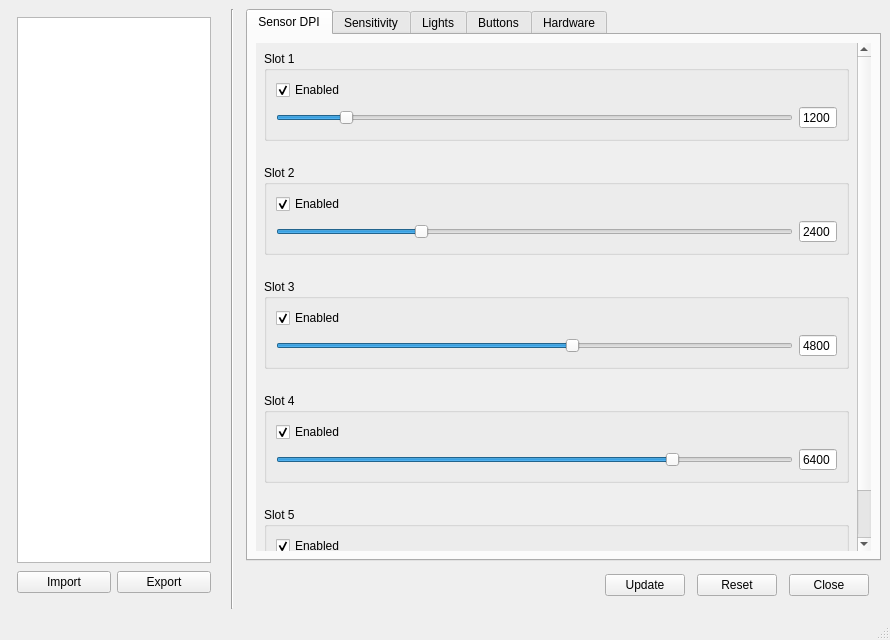
Before: the Qt Designer form rtmainwindow.ui in britus/RoccatTyon, drawn with Qt 5.
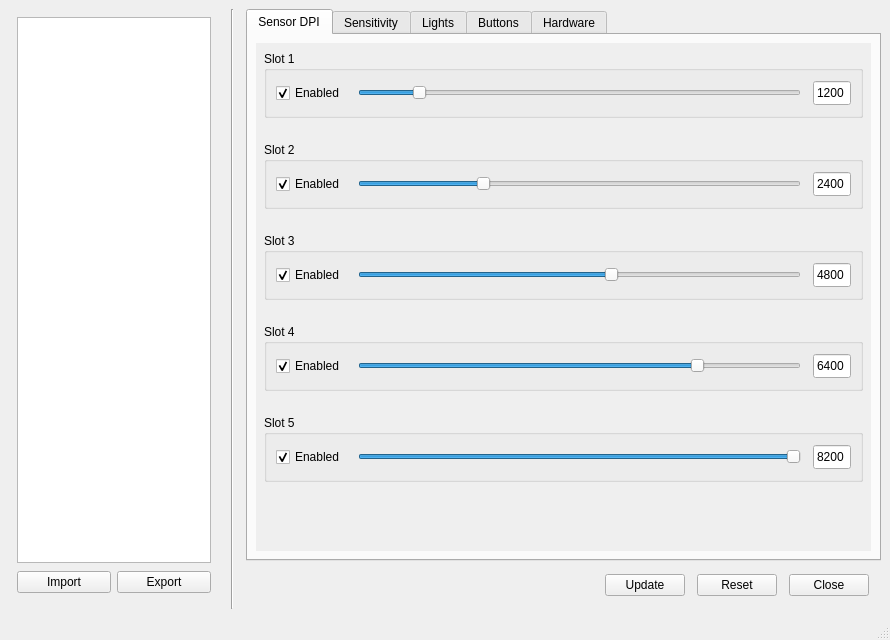
After: the same form once the commit is applied. The open tabs and pages were chosen to show the change. Icons and pictures are not drawn.

Patch:
```diff
--- a/rtmainwindow.ui
+++ b/rtmainwindow.ui
@@ -242,9 +242,9 @@
                  <property name="geometry">
                   <rect>
                    <x>0</x>
-                   <y>-99</y>
-                   <width>594</width>
-                   <height>562</height>
+                   <y>0</y>
+                   <width>609</width>
+                   <height>463</height>
                   </rect>
                  </property>
                  <layout class="QVBoxLayout" name="verticalLayout_6">
@@ -287,8 +287,23 @@
                         <string>Slot 1</string>
                        </property>
                        <layout class="QGridLayout" name="gridLayout_2">
-                        <item row="1" column="1">
+                        <property name="spacing">
+                         <number>12</number>
+                        </property>
+                        <item row="1" column="2">
                          <widget class="QSpinBox" name="edDpiSlot1">
+                          <property name="minimumSize">
+                           <size>
+                            <width>0</width>
+                            <height>26</height>
+                           </size>
+                          </property>
+                          <property name="maximumSize">
+                           <size>
+                            <width>16777215</width>
+                            <height>26</height>
+                           </size>
+                          </property>
                           <property name="alignment">
                            <set>Qt::AlignmentFlag::AlignRight|Qt::AlignmentFlag::AlignTrailing|Qt::AlignmentFlag::AlignVCenter</set>
                           </property>
@@ -312,8 +327,20 @@
                           </property>
                          </widget>
                         </item>
-                        <item row="1" column="0">
+                        <item row="1" column="1">
                          <widget class="QSlider" name="hsDpiSlot1">
+                          <property name="minimumSize">
+                           <size>
+                            <width>0</width>
+                            <height>26</height>
+                           </size>
+                          </property>
+                          <property name="maximumSize">
+                           <size>
+                            <width>16777215</width>
+                            <height>26</height>
+                           </size>
+                          </property>
                           <property name="minimum">
                            <number>200</number>
                           </property>
@@ -334,8 +361,20 @@
                           </property>
                          </widget>
                         </item>
-                        <item row="0" column="0" colspan="2">
+                        <item row="1" column="0">
                          <widget class="QCheckBox" name="cbxDpiSlot1">
+                          <property name="minimumSize">
+                           <size>
+                            <width>0</width>
+                            <height>26</height>
+                           </size>
+                          </property>
+                          <property name="maximumSize">
+                           <size>
+                            <width>16777215</width>
+                            <height>26</height>
+                           </size>
+                          </property>
                           <property name="text">
                            <string>Enabled</string>
                           </property>
@@ -353,8 +392,23 @@
                         <string>Slot 2</string>
                        </property>
                        <layout class="QGridLayout" name="gridLayout_3">
-                        <item row="1" column="1">
+                        <property name="spacing">
+                         <number>12</number>
+                        </property>
+                        <item row="1" column="2">
                          <widget class="QSpinBox" name="edDpiSlot2">
+                          <property name="minimumSize">
+                           <size>
+                            <width>0</width>
+                            <height>26</height>
+                           </size>
+                          </property>
+                          <property name="maximumSize">
+                           <size>
+                            <width>16777215</width>
+                            <height>26</height>
+                           </size>
+                          </property>
                           <property name="alignment">
                            <set>Qt::AlignmentFlag::AlignRight|Qt::AlignmentFlag::AlignTrailing|Qt::AlignmentFlag::AlignVCenter</set>
                           </property>
@@ -378,8 +432,20 @@
                           </property>
                          </widget>
                         </item>
-                        <item row="1" column="0">
+                        <item row="1" column="1">
                          <widget class="QSlider" name="hsDpiSlot2">
+                          <property name="minimumSize">
+                           <size>
+                            <width>0</width>
+                            <height>26</height>
+                           </size>
+                          </property>
+                          <property name="maximumSize">
+                           <size>
+                            <width>16777215</width>
+                            <height>26</height>
+                           </size>
+                          </property>
                           <property name="minimum">
                            <number>200</number>
                           </property>
@@ -406,8 +472,20 @@
                           </property>
                          </widget>
                         </item>
-                        <item row="0" column="0" colspan="2">
+                        <item row="1" column="0">
                          <widget class="QCheckBox" name="cbxDpiSlot2">
+                          <property name="minimumSize">
+                           <size>
+                            <width>0</width>
+                            <height>26</height>
+                           </size>
+                          </property>
+                          <property name="maximumSize">
+                           <size>
+                            <width>16777215</width>
+                            <height>26</height>
+                           </size>
+                          </property>
                           <property name="text">
                            <string>Enabled</string>
                           </property>
@@ -425,8 +503,23 @@
                         <string>Slot 3</string>
                        </property>
                        <layout class="QGridLayout" name="gridLayout_4">
-                        <item row="1" column="1">
+                        <property name="spacing">
+                         <number>12</number>
+                        </property>
+                        <item row="1" column="2">
                          <widget class="QSpinBox" name="edDpiSlot3">
+                          <property name="minimumSize">
+                           <size>
+                            <width>0</width>
+                            <height>26</height>
+                           </size>
+                          </property>
+                          <property name="maximumSize">
+                           <size>
+                            <width>16777215</width>
+                            <height>26</height>
+                           </size>
+                          </property>
                           <property name="alignment">
                            <set>Qt::AlignmentFlag::AlignRight|Qt::AlignmentFlag::AlignTrailing|Qt::AlignmentFlag::AlignVCenter</set>
                           </property>
@@ -450,8 +543,20 @@
                           </property>
                          </widget>
                         </item>
-                        <item row="1" column="0">
+                        <item row="1" column="1">
                          <widget class="QSlider" name="hsDpiSlot3">
+                          <property name="minimumSize">
+                           <size>
+                            <width>0</width>
+                            <height>26</height>
+                           </size>
+                          </property>
+                          <property name="maximumSize">
+                           <size>
+                            <width>16777215</width>
+                            <height>26</height>
+                           </size>
+                          </property>
                           <property name="minimum">
                            <number>200</number>
                           </property>
@@ -472,8 +577,20 @@
                           </property>
                          </widget>
                         </item>
-                        <item row="0" column="0" colspan="2">
+                        <item row="1" column="0">
                          <widget class="QCheckBox" name="cbxDpiSlot3">
+                          <property name="minimumSize">
+                           <size>
+                            <width>0</width>
+                            <height>26</height>
+                           </size>
+                          </property>
+                          <property name="maximumSize">
+                           <size>
+                            <width>16777215</width>
+                            <height>26</height>
+                           </size>
+                          </property>
                           <property name="text">
                            <string>Enabled</string>
                           </property>
@@ -491,33 +608,23 @@
                         <string>Slot 4</string>
                        </property>
                        <layout class="QGridLayout" name="gridLayout_5">
+                        <property name="spacing">
+                         <number>12</number>
+                        </property>
                         <item row="1" column="1">
-                         <widget class="QSpinBox" name="edDpiSlot4">
-                          <property name="alignment">
-                           <set>Qt::AlignmentFlag::AlignRight|Qt::AlignmentFlag::AlignTrailing|Qt::AlignmentFlag::AlignVCenter</set>
-                          </property>
-                          <property name="buttonSymbols">
-                           <enum>QAbstractSpinBox::ButtonSymbols::NoButtons</enum>
-                          </property>
-                          <property name="accelerated">
-                           <bool>true</bool>
-                          </property>
-                          <property name="minimum">
-                           <number>200</number>
-                          </property>
-                          <property name="maximum">
-                           <number>8200</number>
-                          </property>
-                          <property name="singleStep">
-                           <number>200</number>
-                          </property>
-                          <property name="value">
-                           <number>6400</number>
-                          </property>
-                         </widget>
-                        </item>
-                        <item row="1" column="0">
                          <widget class="QSlider" name="hsDpiSlot4">
+                          <property name="minimumSize">
+                           <size>
+                            <width>0</width>
+                            <height>26</height>
+                           </size>
+                          </property>
+                          <property name="maximumSize">
+                           <size>
+                            <width>16777215</width>
+                            <height>26</height>
+                           </size>
+                          </property>
                           <property name="minimum">
                            <number>200</number>
                           </property>
@@ -538,8 +645,57 @@
                           </property>
                          </widget>
                         </item>
-                        <item row="0" column="0" colspan="2">
+                        <item row="1" column="2">
+                         <widget class="QSpinBox" name="edDpiSlot4">
+                          <property name="minimumSize">
+                           <size>
+                            <width>0</width>
+                            <height>26</height>
+                           </size>
+                          </property>
+                          <property name="maximumSize">
+                           <size>
+                            <width>16777215</width>
+                            <height>26</height>
+                           </size>
+                          </property>
+                          <property name="alignment">
+                           <set>Qt::AlignmentFlag::AlignRight|Qt::AlignmentFlag::AlignTrailing|Qt::AlignmentFlag::AlignVCenter</set>
+                          </property>
+                          <property name="buttonSymbols">
+                           <enum>QAbstractSpinBox::ButtonSymbols::NoButtons</enum>
+                          </property>
+                          <property name="accelerated">
+                           <bool>true</bool>
+                          </property>
+                          <property name="minimum">
+                           <number>200</number>
+                          </property>
+                          <property name="maximum">
+                           <number>8200</number>
+                          </property>
+                          <property name="singleStep">
+                           <number>200</number>
+                          </property>
+                          <property name="value">
+                           <number>6400</number>
+                          </property>
+                         </widget>
+                        </item>
+                        <item row="1" column="0">
                          <widget class="QCheckBox" name="cbxDpiSlot4">
+                          <property name="minimumSize">
+                           <size>
+                            <width>0</width>
+                            <height>26</height>
+                           </size>
+                          </property>
+                          <property name="maximumSize">
+                           <size>
+                            <width>16777215</width>
+                            <height>26</height>
+                           </size>
+                          </property>
                           <property name="text">
                            <string>Enabled</string>
                           </property>
@@ -557,33 +713,23 @@
                         <string>Slot 5</string>
                        </property>
                        <layout class="QGridLayout" name="gridLayout_6">
+                        <property name="spacing">
+                         <number>12</number>
+                        </property>
                         <item row="1" column="1">
-                         <widget class="QSpinBox" name="edDpiSlot5">
-                          <property name="alignment">
-                           <set>Qt::AlignmentFlag::AlignRight|Qt::AlignmentFlag::AlignTrailing|Qt::AlignmentFlag::AlignVCenter</set>
-                          </property>
-                          <property name="buttonSymbols">
-                           <enum>QAbstractSpinBox::ButtonSymbols::NoButtons</enum>
-                          </property>
-                          <property name="accelerated">
-                           <bool>true</bool>
-                          </property>
-                          <property name="minimum">
-                           <number>200</number>
-                          </property>
-                          <property name="maximum">
-                           <number>8200</number>
-                          </property>
-                          <property name="singleStep">
-                           <number>200</number>
-                          </property>
-                          <property name="value">
-                           <number>8200</number>
-                          </property>
-                         </widget>
-                        </item>
-                        <item row="1" column="0">
                          <widget class="QSlider" name="hsDpiSlot5">
+                          <property name="minimumSize">
+                           <size>
+                            <width>0</width>
+                            <height>26</height>
+                           </size>
+                          </property>
+                          <property name="maximumSize">
+                           <size>
+                            <width>16777215</width>
+                            <height>26</height>
+                           </size>
+                          </property>
                           <property name="minimum">
                            <number>200</number>
                           </property>
@@ -604,8 +750,57 @@
                           </property>
                          </widget>
                         </item>
-                        <item row="0" column="0" colspan="2">
+                        <item row="1" column="2">
+                         <widget class="QSpinBox" name="edDpiSlot5">
+                          <property name="minimumSize">
+                           <size>
+                            <width>0</width>
+                            <height>26</height>
+                           </size>
+                          </property>
+                          <property name="maximumSize">
+                           <size>
+                            <width>16777215</width>
+                            <height>26</height>
+                           </size>
+                          </property>
+                          <property name="alignment">
+                           <set>Qt::AlignmentFlag::AlignRight|Qt::AlignmentFlag::AlignTrailing|Qt::AlignmentFlag::AlignVCenter</set>
+                          </property>
+                          <property name="buttonSymbols">
+                           <enum>QAbstractSpinBox::ButtonSymbols::NoButtons</enum>
+                          </property>
+                          <property name="accelerated">
+                           <bool>true</bool>
+                          </property>
+                          <property name="minimum">
+                           <number>200</number>
+                          </property>
+                          <property name="maximum">
+                           <number>8200</number>
+                          </property>
+                          <property name="singleStep">
+                           <number>200</number>
+                          </property>
+                          <property name="value">
+                           <number>8200</number>
+                          </property>
+                         </widget>
+                        </item>
+                        <item row="1" column="0">
                          <widget class="QCheckBox" name="cbxDpiSlot5">
+                          <property name="minimumSize">
+                           <size>
+                            <width>0</width>
+                            <height>26</height>
+                           </size>
+                          </property>
+                          <property name="maximumSize">
+                           <size>
+                            <width>16777215</width>
+                            <height>26</height>
+                           </size>
+                          </property>
                           <property name="text">
                            <string>Enabled</string>
                           </property>
```
Left out of the diff: 13 changed lines with no effect on the pictures.
